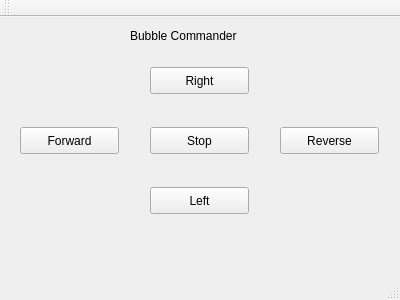
Old version of the form projects/neuralnetworks/qt/rpiCommander/mainwindow.ui in the repository bensinghbeno/design-engine.
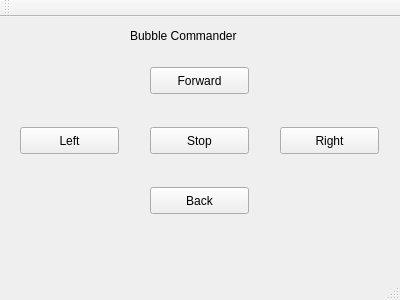
New version of the form.

What changed in the file:
```diff
--- a/projects/neuralnetworks/qt/rpiCommander/mainwindow.ui
+++ b/projects/neuralnetworks/qt/rpiCommander/mainwindow.ui
@@ -37,7 +37,7 @@
      </rect>
     </property>
     <property name="text">
-     <string>Forward</string>
+     <string>Left</string>
     </property>
    </widget>
    <widget class="QPushButton" name="REVERSE">
@@ -50,7 +50,7 @@
      </rect>
     </property>
     <property name="text">
-     <string>Reverse</string>
+     <string>Right</string>
     </property>
    </widget>
    <widget class="QPushButton" name="LEFT">
@@ -63,7 +63,7 @@
      </rect>
     </property>
     <property name="text">
-     <string>Left</string>
+     <string>Back</string>
     </property>
    </widget>
    <widget class="QPushButton" name="RIGHT">
@@ -76,7 +76,7 @@
      </rect>
     </property>
     <property name="text">
-     <string>Right</string>
+     <string>Forward</string>
     </property>
    </widget>
    <widget class="QPushButton" name="STOP">
```
Left out of the diff: 10 changed lines with no effect on the pictures.
